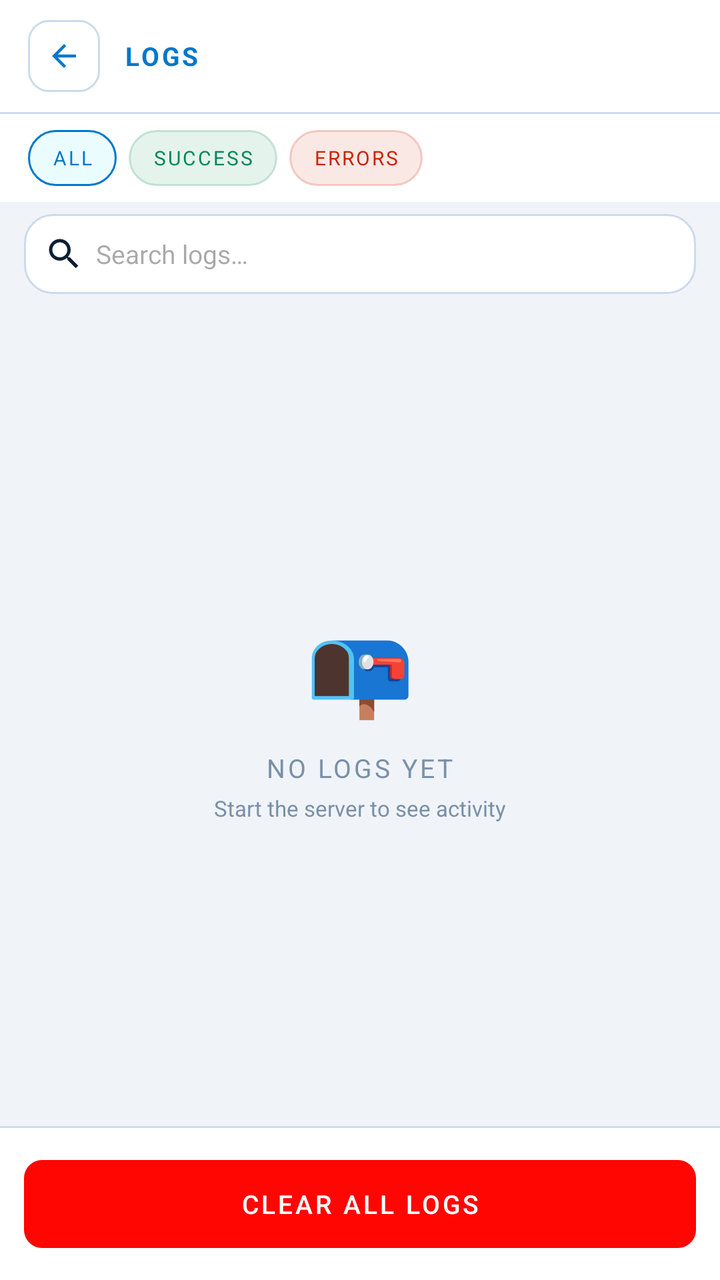
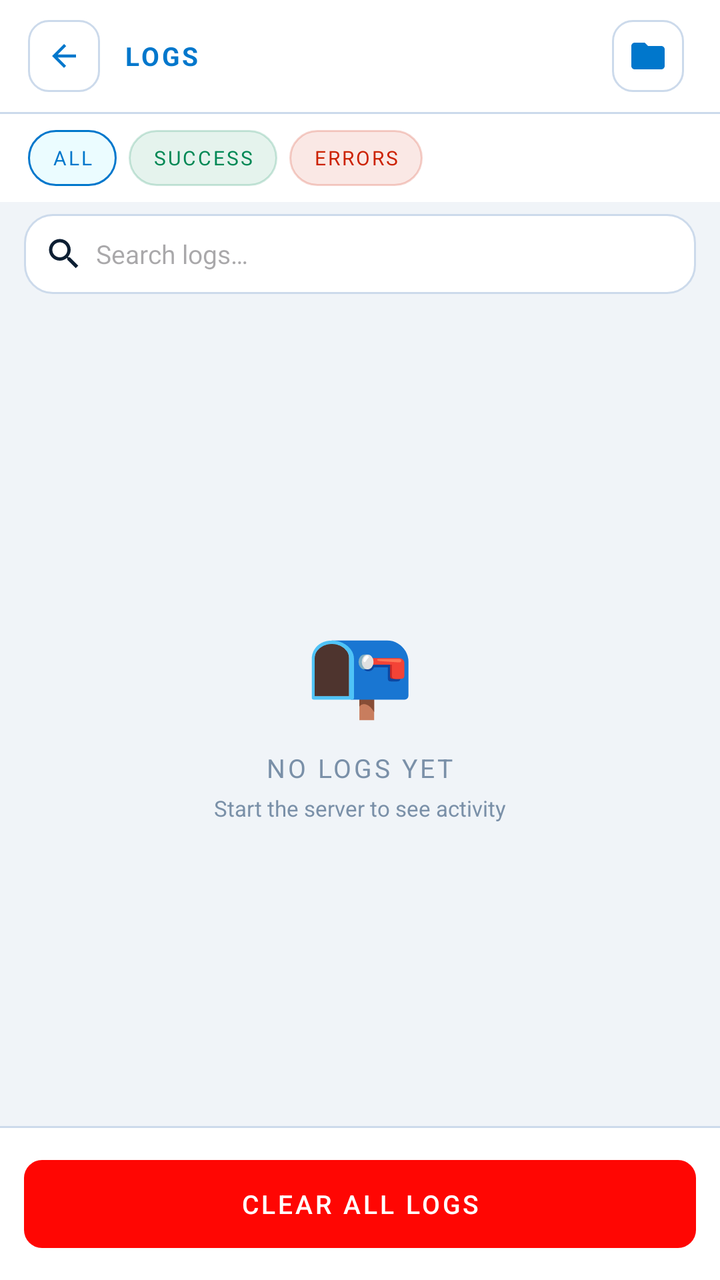

Two renders of the same Android screen: before a commit and after it. Below are the layout's source before the change and the commit's diff.
<!-- AndroidManifest.xml: application theme Theme.HostMaster -->
<!-- res/layout/activity_logs.xml -->
<?xml version="1.0" encoding="utf-8"?>
<LinearLayout xmlns:android="http://schemas.android.com/apk/res/android"
    xmlns:app="http://schemas.android.com/apk/res-auto"
    android:layout_width="match_parent" 
    android:layout_height="match_parent"
    android:orientation="vertical" 
    android:background="@color/bg">

    
    <LinearLayout android:layout_width="match_parent" 
        android:layout_height="56dp"
        android:orientation="horizontal" 
        android:gravity="center_vertical"
        android:paddingStart="14dp" 
        android:paddingEnd="14dp" 
        android:background="@color/surface">
        
        <LinearLayout android:id="@+id/btn_back" 
            android:layout_width="36dp"
            android:layout_height="36dp" 
            android:background="@drawable/bg_back_btn"
            android:gravity="center" 
            android:layout_marginEnd="12dp">
            <ImageView android:layout_width="18dp" 
                android:layout_height="18dp" 
                android:src="@drawable/ic_back"/>
        </LinearLayout>
        
        <TextView android:layout_width="0dp" 
            android:layout_height="wrap_content"
            android:layout_weight="1" 
            android:text="LOGS"
            android:textColor="@color/accent" 
            android:textSize="13sp"
            android:textStyle="bold" 
            android:letterSpacing="0.1"/>
    </LinearLayout>
    
    <View android:layout_width="match_parent" 
        android:layout_height="1dp" 
        android:background="@color/border"/>

    
    <LinearLayout android:layout_width="match_parent" 
        android:layout_height="44dp"
        android:orientation="horizontal" 
        android:gravity="center_vertical"
        android:paddingStart="14dp" 
        android:paddingEnd="14dp"
        android:background="@color/surface">

        <TextView android:id="@+id/btn_filter_all"
            android:layout_width="wrap_content" 
            android:layout_height="28dp"
            android:text="ALL" 
            android:textSize="10sp" 
            android:letterSpacing="0.1"
            android:textColor="@color/accent" 
            android:gravity="center"
            android:background="@drawable/bg_tag"
            android:paddingStart="12dp" 
            android:paddingEnd="12dp"
            android:layout_marginEnd="6dp"
            android:clickable="true" 
            android:focusable="true"/>

        <TextView android:id="@+id/btn_filter_success"
            android:layout_width="wrap_content" 
            android:layout_height="28dp"
            android:text="SUCCESS" 
            android:textSize="10sp" 
            android:letterSpacing="0.1"
            android:textColor="@color/col_green" 
            android:gravity="center"
            android:background="@drawable/bg_tag_green"
            android:paddingStart="12dp" 
            android:paddingEnd="12dp"
            android:layout_marginEnd="6dp"
            android:clickable="true" 
            android:focusable="true"/>

        <TextView android:id="@+id/btn_filter_error"
            android:layout_width="wrap_content" 
            android:layout_height="28dp"
            android:text="ERRORS" 
            android:textSize="10sp" 
            android:letterSpacing="0.1"
            android:textColor="@color/col_red" 
            android:gravity="center"
            android:background="@drawable/bg_tag_red"
            android:paddingStart="12dp" 
            android:paddingEnd="12dp"
            android:clickable="true" 
            android:focusable="true"/>

        <View android:layout_width="0dp" 
            android:layout_height="0dp" 
            android:layout_weight="1"/>
    </LinearLayout>

    
    <LinearLayout android:layout_width="match_parent" 
        android:layout_height="52dp"
        android:orientation="horizontal" 
        android:gravity="center_vertical"
        android:paddingStart="12dp" 
        android:paddingEnd="12dp"
        android:paddingTop="6dp" 
        android:paddingBottom="6dp"
        android:background="@color/bg">

        <LinearLayout android:layout_width="match_parent" 
            android:layout_height="40dp"
            android:orientation="horizontal" 
            android:gravity="center_vertical"
            android:background="@drawable/bg_stat_card"
            android:paddingStart="10dp" 
            android:paddingEnd="4dp">
            
            <ImageView android:layout_width="20dp" 
                android:layout_height="20dp"
                android:src="@drawable/ic_search"
                android:layout_marginEnd="6dp"/>
                
            <EditText android:id="@+id/et_log_search"
                android:layout_width="0dp" 
                android:layout_height="match_parent"
                android:layout_weight="1" 
                android:hint="Search logs…"
                android:inputType="text" 
                android:textSize="13sp"
                android:textColor="@color/text_primary"
                android:background="@null" 
                android:singleLine="true"/>
                
            <TextView android:id="@+id/btn_clear_search"
                android:layout_width="32dp" 
                android:layout_height="32dp"
                android:text="✕" 
                android:textSize="13sp"
                android:textColor="@color/text_muted" 
                android:gravity="center"
                android:clickable="true" 
                android:focusable="true"
                android:visibility="gone"/>
        </LinearLayout>
    </LinearLayout>

    
    <ScrollView android:layout_width="match_parent" 
        android:layout_height="0dp"
        android:layout_weight="1"
        android:scrollbars="none" 
        android:fillViewport="true">

        <LinearLayout android:layout_width="match_parent" 
            android:layout_height="wrap_content"
            android:orientation="vertical">

            
            <LinearLayout android:id="@+id/view_empty"
                android:layout_width="match_parent" 
                android:layout_height="match_parent"
                android:minHeight="300dp"
                android:orientation="vertical"
                android:gravity="center" 
                android:visibility="visible">
                
                <TextView android:layout_width="wrap_content" 
                    android:layout_height="wrap_content"
                    android:text="📭" 
                    android:textSize="44sp" 
                    android:layout_marginBottom="12dp"/>
                    
                <TextView android:layout_width="wrap_content" 
                    android:layout_height="wrap_content"
                    android:text="NO LOGS YET" 
                    android:textColor="@color/text_muted"
                    android:textSize="13sp" 
                    android:letterSpacing="0.1" 
                    android:layout_marginBottom="4dp"/>
                    
                <TextView android:layout_width="wrap_content" 
                    android:layout_height="wrap_content"
                    android:text="Start the server to see activity"
                    android:textColor="@color/text_muted" 
                    android:textSize="11sp"/>
            </LinearLayout>

            
            <androidx.recyclerview.widget.RecyclerView 
                android:id="@+id/rv_logs"
                android:layout_width="match_parent" 
                android:layout_height="wrap_content"
                android:paddingTop="6dp"
                android:paddingStart="10dp" 
                android:paddingEnd="10dp"
                android:paddingBottom="10dp"
                android:clipToPadding="false" 
                android:visibility="gone"/>
                
        </LinearLayout>
    </ScrollView>

    
    <View android:layout_width="match_parent"
        android:layout_height="1dp"
        android:background="@color/border"/>

    
    <LinearLayout android:layout_width="match_parent"
        android:layout_height="wrap_content"
        android:background="@color/surface"
        android:padding="12dp">

        <com.google.android.material.button.MaterialButton
            android:id="@+id/btn_clear_logs"
            android:layout_width="match_parent"
            android:layout_height="52dp"
            android:text="CLEAR ALL LOGS"
            android:textColor="#FFFFFF"
            android:textSize="13sp"
            android:letterSpacing="0.1"
            app:backgroundTint="@color/col_red3"
            app:cornerRadius="9dp"
            android:stateListAnimator="@null"/>
    </LinearLayout>

</LinearLayout>
<!-- resources referenced by this layout -->
<resources>
  <color name="accent">#0077CC</color>
  <color name="bg">#F0F4F8</color>
  <color name="border">#CCDAEB</color>
  <color name="col_green">#008855</color>
  <color name="col_red">#CC2200</color>
  <color name="col_red3">#FF0603</color>
  <color name="surface">#FFFFFF</color>
  <color name="text_muted">#7A90A8</color>
  <color name="text_primary">#0D1F33</color>
  <!-- drawable bg_back_btn (drawable) -->
  <?xml version="1.0" encoding="utf-8"?>
  <shape xmlns:android="http://schemas.android.com/apk/res/android" android:shape="rectangle">
      <solid android:color="@color/surface" />
      <stroke android:width="1dp" android:color="@color/border" />
      <corners android:radius="10dp" />
  </shape>
  <!-- drawable bg_stat_card (drawable) -->
  <?xml version="1.0" encoding="utf-8"?>
  <shape xmlns:android="http://schemas.android.com/apk/res/android" android:shape="rectangle">
      <solid android:color="@color/card" />
      <stroke android:width="1dp" android:color="@color/border" />
      <corners android:radius="14dp" />
  </shape>
  <!-- drawable bg_tag (drawable) -->
  <?xml version="1.0" encoding="utf-8"?>
  <shape xmlns:android="http://schemas.android.com/apk/res/android" android:shape="rectangle">
      <solid android:color="#1400D4FF" />
      <stroke android:width="1dp" android:color="@color/accent" />
      <corners android:radius="20dp" />
  </shape>
  <!-- drawable bg_tag_green (drawable) -->
  <?xml version="1.0" encoding="utf-8"?>
  <shape xmlns:android="http://schemas.android.com/apk/res/android" android:shape="rectangle">
      <solid android:color="#1A008855" />
      <stroke android:width="1dp" android:color="#33008855" />
      <corners android:radius="20dp" />
  </shape>
  <!-- drawable bg_tag_red (drawable) -->
  <?xml version="1.0" encoding="utf-8"?>
  <shape xmlns:android="http://schemas.android.com/apk/res/android" android:shape="rectangle">
      <solid android:color="#1ACC2200" />
      <stroke android:width="1dp" android:color="#33CC2200" />
      <corners android:radius="20dp" />
  </shape>
  <!-- drawable ic_back (drawable) -->
  <vector xmlns:android="http://schemas.android.com/apk/res/android" android:width="24dp" android:height="24dp" android:viewportWidth="24" android:viewportHeight="24">
      <path android:fillColor="@color/accent" android:pathData="M20,11H7.83l5.59,-5.59L12,4l-8,8 8,8 1.41,-1.41L7.83,13H20v-2z"/>
  </vector>
  <!-- drawable ic_search (drawable) -->
  <?xml version="1.0" encoding="utf-8"?>
  <vector xmlns:android="http://schemas.android.com/apk/res/android"
      android:height="24dp"
      android:width="24dp"
      android:viewportWidth="24.0"
      android:viewportHeight="24.0">
      <path
          android:fillColor="@color/text_primary"
          android:pathData="M15.5,14l-0.8,0l-0.3,-0.3c1,-1.1 1.6,-2.6 1.6,-4.2C16,5.9 13.1,3 9.5,3C5.9,3 3,5.9 3,9.5S5.9,16 9.5,16c1.6,0 3.1,-0.6 4.2,-1.6l0.3,0.3l0,0.8l5,5l1.5,-1.5L15.5,14zM9.5,14C7,14 5,12 5,9.5S7,5 9.5,5C12,5 14,7 14,9.5S12,14 9.5,14z" />
  </vector>
  <style name="Theme.HostMaster" parent="Theme.Material3.Light.NoActionBar">
          <item name="android:statusBarColor">@color/bg</item>
          <item name="android:navigationBarColor">@color/bg</item>
          <item name="android:windowLightStatusBar">true</item>
          <item name="android:colorBackground">@color/bg</item>
          <item name="colorPrimary">@color/accent</item>
          <item name="colorSurface">@color/surface</item>
          <item name="colorOnSurface">@color/text_primary</item>
          
      </style>
  <color name="card">#FFFFFF</color>
</resources>

<!-- the commit's change to res/layout/activity_logs.xml (unified diff, before → after) -->
@@ -34,6 +34,21 @@
             android:textSize="13sp"
             android:textStyle="bold" 
             android:letterSpacing="0.1"/>
+            
+        
+        <LinearLayout android:id="@+id/btn_saved_logs"
+            android:layout_width="36dp"
+            android:layout_height="36dp"
+            android:background="@drawable/bg_back_btn"
+            android:gravity="center"
+            android:layout_marginEnd="4dp"
+            android:clickable="true"
+            android:focusable="true">
+            <ImageView android:layout_width="20dp"
+                android:layout_height="20dp"
+                android:src="@drawable/ic_folder"
+                android:tint="@color/accent"/>
+        </LinearLayout>
     </LinearLayout>
     
     <View android:layout_width="match_parent" 
@@ -151,7 +166,8 @@
         android:layout_height="0dp"
         android:layout_weight="1"
         android:scrollbars="none" 
-        android:fillViewport="true">
+        android:fillViewport="true"
+        android:id="@+id/scroll_logs">
 
         <LinearLayout android:layout_width="match_parent" 
             android:layout_height="wrap_content"
<!-- resource entries referenced after the edit -->
@@ -48,6 +48,10 @@
   <vector xmlns:android="http://schemas.android.com/apk/res/android" android:width="24dp" android:height="24dp" android:viewportWidth="24" android:viewportHeight="24">
       <path android:fillColor="@color/accent" android:pathData="M20,11H7.83l5.59,-5.59L12,4l-8,8 8,8 1.41,-1.41L7.83,13H20v-2z"/>
   </vector>
+  <!-- drawable ic_folder (drawable) -->
+  <vector xmlns:android="http://schemas.android.com/apk/res/android" android:width="22dp" android:height="22dp" android:viewportWidth="24" android:viewportHeight="24">
+      <path android:fillColor="@color/text_primary" android:pathData="M10,4H4C2.9,4 2,4.9 2,6v12c0,1.1 0.9,2 2,2h16c1.1,0 2,-0.9 2,-2V8c0,-1.1 -0.9,-2 -2,-2h-8l-2,-2z"/>
+  </vector>
   <!-- drawable ic_search (drawable) -->
   <?xml version="1.0" encoding="utf-8"?>
   <vector xmlns:android="http://schemas.android.com/apk/res/android"
